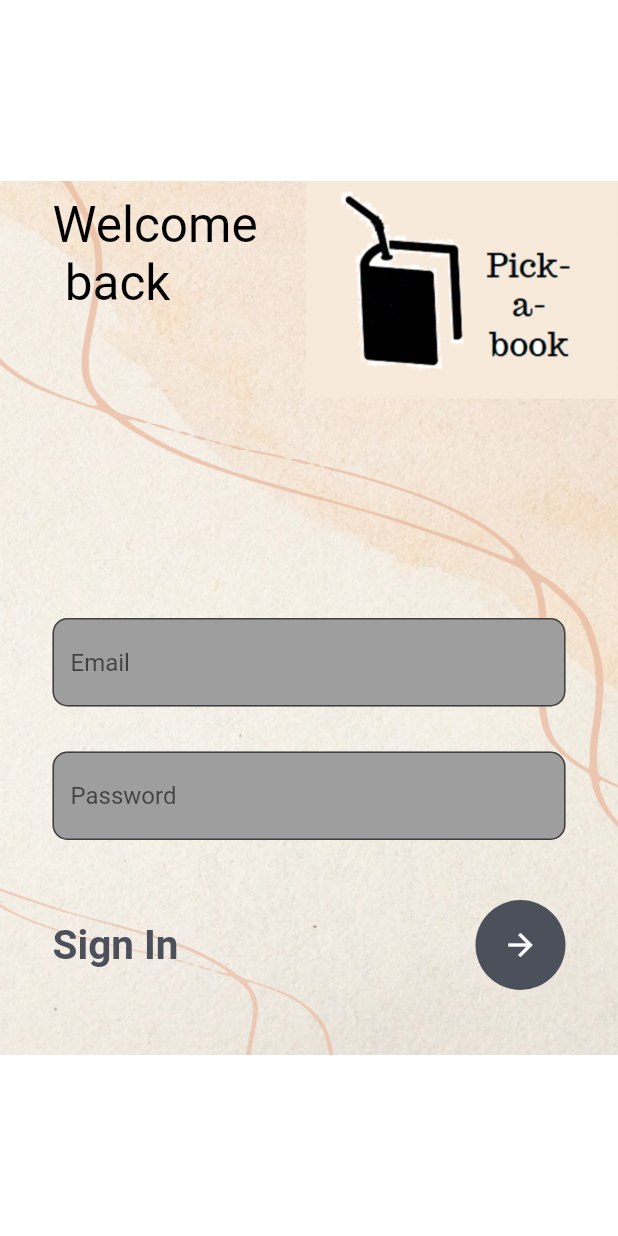
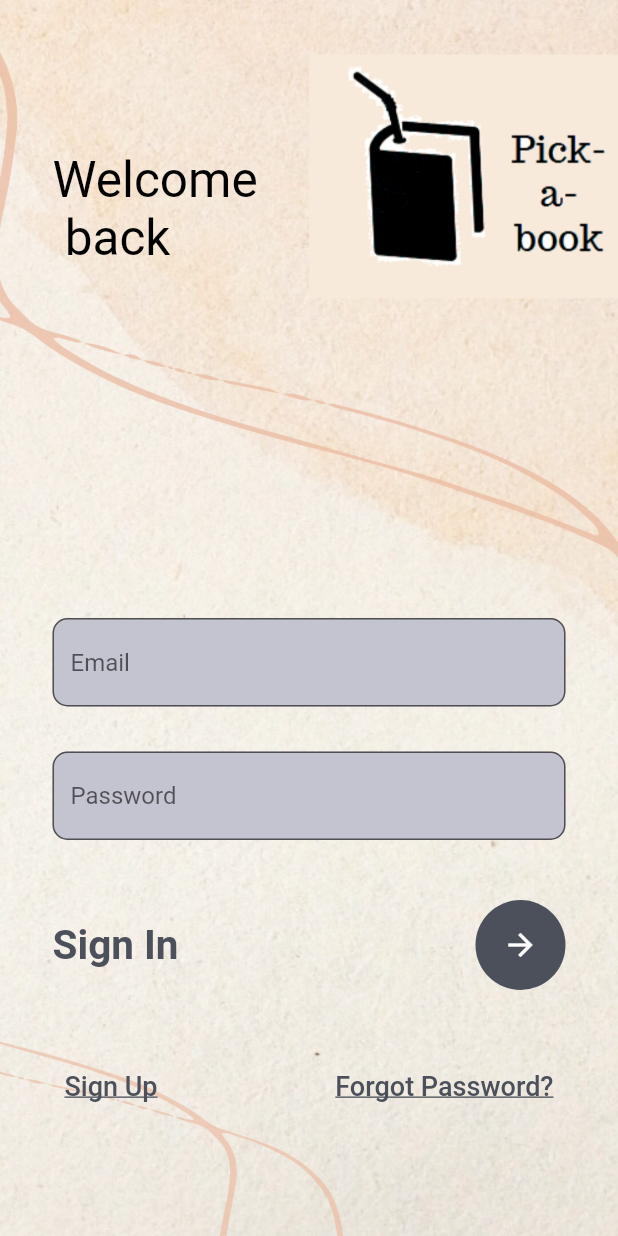
Before and after one commit to Kritika55/Pick-a-book, a Flutter app: the screen it shows after launch, on a phone screen of 412 x 824 dp. Run offline on Flutter 3.47's test engine with Material 2 defaults, Android fonts, the light colour scheme and no system bars; our stand-ins replace cloud_firestore, firebase_auth, firebase_core; accounts and stored records are empty.

Commit message:
Login done

```diff
--- a/lib/Screens/loginscreen.dart
+++ b/lib/Screens/loginscreen.dart
@@ -15,13 +15,14 @@ class _LoginScreenState extends State<LoginScreen> {
   Widget build(BuildContext context) {
     return Container(
       decoration: BoxDecoration(
-          image: DecorationImage(image: AssetImage('assets/images/bg.png'))),
+          image: DecorationImage(
+              image: AssetImage('assets/images/bg.png'), fit: BoxFit.cover)),
       child: Scaffold(
         backgroundColor: Colors.transparent,
         body: Stack(
           children: [
             Container(
-              padding: EdgeInsets.only(left: 35, top: 130),
+              padding: EdgeInsets.only(left: 35, top: 100),
               child: Text(
                 'Welcome \n back',
                 style: TextStyle(color: Colors.black, fontSize: 33),
@@ -37,7 +38,7 @@ class _LoginScreenState extends State<LoginScreen> {
                     children: [
                       TextField(
                         decoration: InputDecoration(
-                            fillColor: Colors.grey,
+                            fillColor: Color.fromRGBO(196, 195, 208, 100),
                             filled: true,
                             hintText: 'Email',
                             border: OutlineInputBorder(
@@ -49,7 +50,7 @@ class _LoginScreenState extends State<LoginScreen> {
                       TextField(
                         obscureText: true,
                         decoration: InputDecoration(
-                            fillColor: Colors.grey,
+                            fillColor: Color.fromRGBO(196, 195, 208, 100),
                             filled: true,
                             hintText: 'Password',
                             border: OutlineInputBorder(
@@ -78,7 +79,37 @@ class _LoginScreenState extends State<LoginScreen> {
                             ),
                           ),
                         ],
-                      )
+                      ),
+                      SizedBox(
+                        height: 40,
+                      ),
+                      Row(
+                        mainAxisAlignment: MainAxisAlignment.spaceBetween,
+                        children: [
+                          TextButton(
+                              onPressed: () {
+                                Navigator.pushNamed(context, '/register');
+                              },
+                              child: Text(
+                                'Sign Up',
+                                style: TextStyle(
+                                  decoration: TextDecoration.underline,
+                                  fontSize: 18,
+                                  color: Color(0xff4c505b),
+                                ),
+                              )),
+                          TextButton(
+                              onPressed: () {},
+                              child: Text(
+                                'Forgot Password?',
+                                style: TextStyle(
+                                  decoration: TextDecoration.underline,
+                                  fontSize: 18,
+                                  color: Color(0xff4c505b),
+                                ),
+                              )),
+                        ],
+                      ),
                     ],
                   )),
             )
```
Also changed, not shown: assets/images/bg.png.
